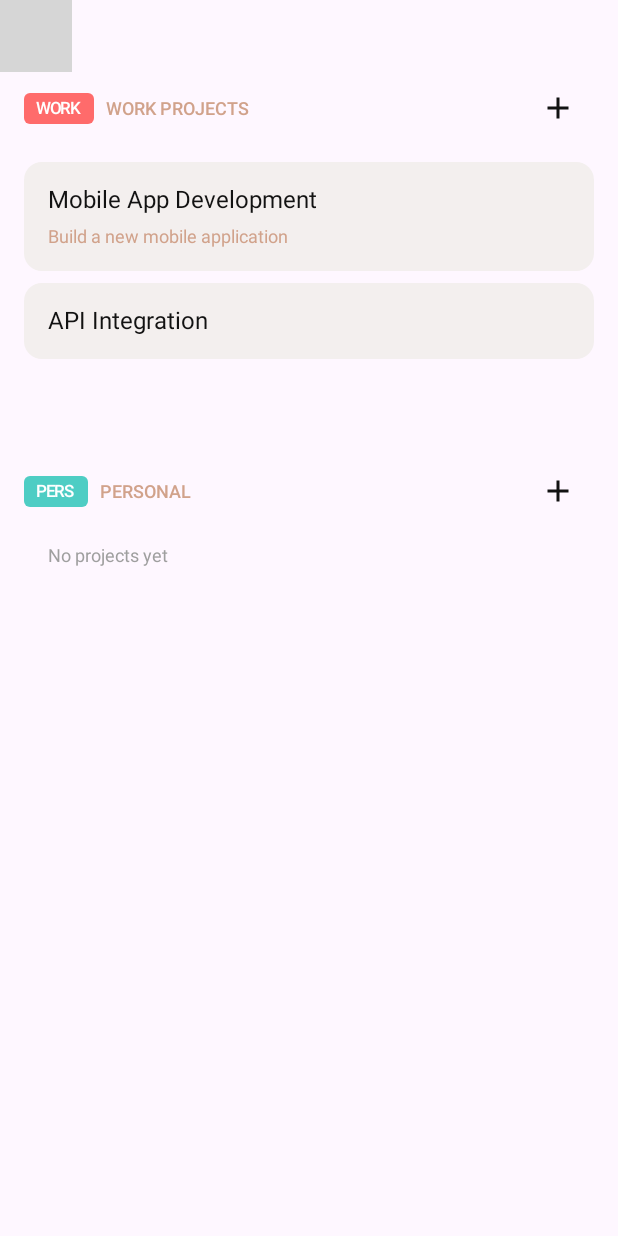
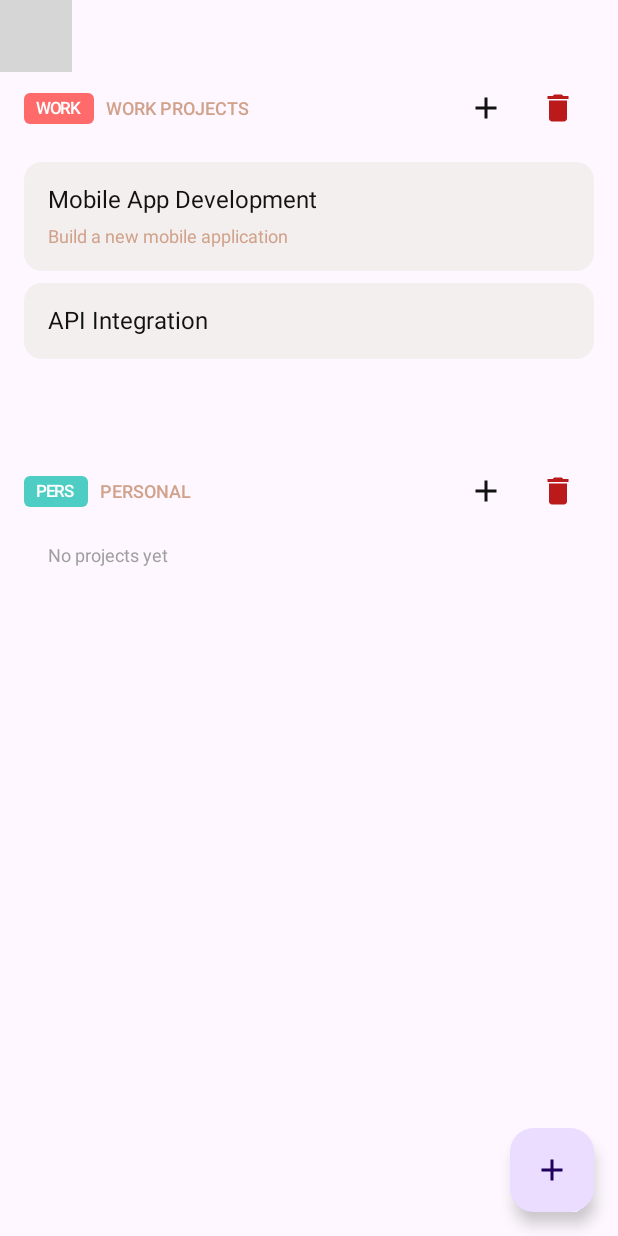
Before and after one commit to l2hyunwoo/Kudos, an Android app built with Jetpack Compose: the @Preview function CategoryListScreenPreview, on a phone screen of 412 x 824 dp. Run offline under Robolectric (Android 15) with nearby library versions, the phone set to English and light mode, and no system bars; our stand-ins replace Compose Multiplatform resources; pictures from the network do not load; 1 statement that could not run was skipped; grey boxes are pictures that could not be loaded.

Commit message:
:lipstick: Add CategoryList UI

```diff
--- a/composeApp/src/commonMain/kotlin/io/github/l2hyunwoo/kudos/AppGraph.kt
+++ b/composeApp/src/commonMain/kotlin/io/github/l2hyunwoo/kudos/AppGraph.kt
@@ -1,5 +1,6 @@
 package io.github.l2hyunwoo.kudos
 
+import io.github.l2hyunwoo.category.CategoryContext
 import io.github.l2hyunwoo.tasks.TasksContext
 
-interface AppGraph : TasksContext.Factory
+interface AppGraph : TasksContext.Factory, CategoryContext.Factory
--- a/feature/category/src/commonMain/kotlin/io/github/l2hyunwoo/category/CategoryListScreen.kt
+++ b/feature/category/src/commonMain/kotlin/io/github/l2hyunwoo/category/CategoryListScreen.kt
@@ -1,64 +1,143 @@
 package io.github.l2hyunwoo.category
 
 import androidx.compose.foundation.layout.Arrangement
+import androidx.compose.foundation.layout.Box
 import androidx.compose.foundation.layout.Spacer
+import androidx.compose.foundation.layout.fillMaxSize
 import androidx.compose.foundation.layout.height
 import androidx.compose.foundation.layout.padding
 import androidx.compose.foundation.lazy.LazyColumn
+import androidx.compose.material.icons.Icons
+import androidx.compose.material.icons.filled.Add
+import androidx.compose.material3.CircularProgressIndicator
 import androidx.compose.material3.ExperimentalMaterial3Api
+import androidx.compose.material3.FloatingActionButton
+import androidx.compose.material3.Icon
 import androidx.compose.material3.Scaffold
-import androidx.compose.material3.Text
+import androidx.compose.material3.SnackbarHost
+import androidx.compose.material3.SnackbarHostState
 import androidx.compose.material3.TopAppBarDefaults
 import androidx.compose.runtime.Composable
+import androidx.compose.runtime.LaunchedEffect
+import androidx.compose.runtime.getValue
+import androidx.compose.runtime.mutableStateOf
+import androidx.compose.runtime.remember
+import androidx.compose.runtime.setValue
+import androidx.compose.ui.Alignment
 import androidx.compose.ui.Modifier
 import androidx.compose.ui.unit.dp
 import io.github.l2hyunwoo.category.component.CategorySection
+import io.github.l2hyunwoo.category.component.CreateCategoryDialog
+import io.github.l2hyunwoo.category.component.CreateProjectDialog
 import io.github.l2hyunwoo.core.design.KudosTheme
 import io.github.l2hyunwoo.data.categories.model.Category
 import io.github.l2hyunwoo.data.categories.model.Project
+import io.github.l2hyunwoo.kudos.core.common.compose.EventFlow
 import io.github.l2hyunwoo.kudos.core.soil.appbar.AnimatedTextTopAppBar
-import kotlinx.collections.immutable.ImmutableList
 import kotlinx.collections.immutable.persistentListOf
+import kotlinx.coroutines.flow.MutableSharedFlow
+import kudos.feature.category.generated.resources.Res
+import kudos.feature.category.generated.resources.add_category
+import kudos.feature.category.generated.resources.categories
+import org.jetbrains.compose.resources.stringResource
 import org.jetbrains.compose.ui.tooling.preview.Preview
 
 @OptIn(ExperimentalMaterial3Api::class)
 @Composable
 fun CategoryListScreen(
-    categories: ImmutableList<Category>,
-    onAddProjectClick: (String) -> Unit = {},
-    onDeleteCategoryClick: (String) -> Unit = {}
+    uiState: CategoryListUiState,
+    eventFlow: EventFlow<CategoryListEvent>,
+    modifier: Modifier = Modifier
 ) {
     val scrollBehavior = TopAppBarDefaults.pinnedScrollBehavior()
+    val snackbarHostState = remember { SnackbarHostState() }
+
+    var showCreateCategoryDialog by remember { mutableStateOf(false) }
+    var showCreateProjectDialog by remember { mutableStateOf<String?>(null) }
+
+    LaunchedEffect(uiState.error) {
+        uiState.error?.let { error ->
+            snackbarHostState.showSnackbar(
+                message = error.message ?: "Unknown error occurred"
+            )
+        }
+    }
+
     Scaffold(
         topBar = {
             AnimatedTextTopAppBar(
-                title = "Categories",
+                title = stringResource(Res.string.categories),
                 scrollBehavior = scrollBehavior
             )
         },
+        floatingActionButton = {
+            FloatingActionButton(
+                onClick = { showCreateCategoryDialog = true }
+            ) {
+                Icon(
+                    imageVector = Icons.Default.Add,
+                    contentDescription = stringResource(Res.string.add_category)
+                )
+            }
+        },
+        snackbarHost = { SnackbarHost(snackbarHostState) },
+        modifier = modifier
+    ) { paddingValues ->
+        Box(
+            modifier = Modifier
+                .fillMaxSize()
+                .padding(paddingValues)
         ) {
             LazyColumn(
                 modifier = Modifier
-                .padding(it)
+                    .fillMaxSize()
                     .padding(horizontal = 16.dp),
                 verticalArrangement = Arrangement.spacedBy(16.dp)
             ) {
-            categories.forEachIndexed { categoryIndex, category ->
+                uiState.categories.forEachIndexed { categoryIndex, category ->
                     stickyHeader(key = "header_${category.id}") {
                         CategorySection(
                             category = category,
-                        onAddProjectClick = onAddProjectClick
+                            onAddProjectClick = { showCreateProjectDialog = category.id },
+                            onDeleteCategoryClick = {
+                                eventFlow.tryEmit(CategoryListEvent.DeleteCategory(category.id))
+                            }
                         )
                     }
 
-                // 마지막 카테고리가 아니면 spacer 추가
-                if (categoryIndex < categories.lastIndex) {
+                    if (categoryIndex < uiState.categories.lastIndex) {
                         item(key = "spacer_${category.id}") {
                             Spacer(modifier = Modifier.height(32.dp))
                         }
                     }
                 }
             }
+
+            if (uiState.isLoading) {
+                CircularProgressIndicator(
+                    modifier = Modifier.align(Alignment.Center)
+                )
+            }
+        }
+    }
+
+    if (showCreateCategoryDialog) {
+        CreateCategoryDialog(
+            onDismiss = { showCreateCategoryDialog = false },
+            onCreate = { request ->
+                eventFlow.tryEmit(CategoryListEvent.CreateCategory(request))
+            }
+        )
+    }
+
+    showCreateProjectDialog?.let { categoryId ->
+        CreateProjectDialog(
+            categoryId = categoryId,
+            onDismiss = { showCreateProjectDialog = null },
+            onCreate = { catId, request ->
+                eventFlow.tryEmit(CategoryListEvent.CreateProject(catId, request))
+            }
+        )
     }
 }
 
@@ -67,6 +146,7 @@ fun CategoryListScreen(
 private fun CategoryListScreenPreview() {
     KudosTheme {
         CategoryListScreen(
+            uiState = CategoryListUiState(
                 categories = persistentListOf(
                     Category(
                         id = "1",
@@ -101,7 +181,11 @@ private fun CategoryListScreenPreview() {
                         updatedAt = "2024-01-01T00:00:00Z",
                         projects = emptyList()
                     )
-            )
+                ),
+                isLoading = false,
+                error = null
+            ),
+            eventFlow = MutableSharedFlow<CategoryListEvent>()
         )
     }
 }
--- a/feature/category/src/commonMain/kotlin/io/github/l2hyunwoo/category/component/CategorySection.kt
+++ b/feature/category/src/commonMain/kotlin/io/github/l2hyunwoo/category/component/CategorySection.kt
@@ -11,10 +11,17 @@ import androidx.compose.foundation.layout.padding
 import androidx.compose.foundation.shape.RoundedCornerShape
 import androidx.compose.material.icons.Icons
 import androidx.compose.material.icons.filled.Add
+import androidx.compose.material.icons.filled.Delete
+import androidx.compose.material3.AlertDialog
 import androidx.compose.material3.Icon
 import androidx.compose.material3.IconButton
 import androidx.compose.material3.Text
+import androidx.compose.material3.TextButton
 import androidx.compose.runtime.Composable
+import androidx.compose.runtime.getValue
+import androidx.compose.runtime.mutableStateOf
+import androidx.compose.runtime.remember
+import androidx.compose.runtime.setValue
 import androidx.compose.ui.Alignment
 import androidx.compose.ui.Modifier
 import androidx.compose.ui.draw.clip
@@ -22,13 +29,24 @@ import androidx.compose.ui.graphics.Color
 import androidx.compose.ui.unit.dp
 import io.github.l2hyunwoo.core.design.KudosTheme
 import io.github.l2hyunwoo.data.categories.model.Category
+import kudos.feature.category.generated.resources.Res
+import kudos.feature.category.generated.resources.add_project
+import kudos.feature.category.generated.resources.cancel
+import kudos.feature.category.generated.resources.delete
+import kudos.feature.category.generated.resources.delete_category
+import kudos.feature.category.generated.resources.delete_category_confirmation
+import kudos.feature.category.generated.resources.no_projects_yet
+import org.jetbrains.compose.resources.stringResource
 
 @Composable
 fun CategorySection(
     category: Category,
-    onAddProjectClick: (String) -> Unit,
+    onAddProjectClick: () -> Unit,
+    onDeleteCategoryClick: () -> Unit,
     modifier: Modifier = Modifier
 ) {
+    var showDeleteConfirmation by remember { mutableStateOf(false) }
+
     Column(modifier = modifier.fillMaxWidth()) {
         // Category Header
         Row(
@@ -61,12 +79,22 @@ fun CategorySection(
                 )
             }
 
-            IconButton(onClick = { onAddProjectClick(category.id) }) {
-                Icon(
-                    imageVector = Icons.Default.Add,
-                    contentDescription = "Add Project",
-                    tint = KudosTheme.colorScheme.primary
-                )
+            Row {
+                IconButton(onClick = onAddProjectClick) {
+                    Icon(
+                        imageVector = Icons.Default.Add,
+                        contentDescription = stringResource(Res.string.add_project),
+                        tint = KudosTheme.colorScheme.primary
+                    )
+                }
+
+                IconButton(onClick = { showDeleteConfirmation = true }) {
+                    Icon(
+                        imageVector = Icons.Default.Delete,
+                        contentDescription = stringResource(Res.string.delete_category),
+                        tint = KudosTheme.colorScheme.error
+                    )
+                }
             }
         }
 
@@ -75,7 +103,7 @@ fun CategorySection(
         // Projects List
         if (category.projects.isEmpty()) {
             Text(
-                text = "No projects yet",
+                text = stringResource(Res.string.no_projects_yet),
                 style = KudosTheme.typography.bodySmallR,
                 color = KudosTheme.colorScheme.tertiary,
                 modifier = Modifier.padding(start = 16.dp)
@@ -88,4 +116,27 @@ fun CategorySection(
             }
         }
     }
+
+    if (showDeleteConfirmation) {
+        AlertDialog(
+            onDismissRequest = { showDeleteConfirmation = false },
+            title = { Text(stringResource(Res.string.delete_category)) },
+            text = { Text(stringResource(Res.string.delete_category_confirmation)) },
+            confirmButton = {
+                TextButton(
+                    onClick = {
+                        onDeleteCategoryClick()
+                        showDeleteConfirmation = false
+                    }
+                ) {
+                    Text(stringResource(Res.string.delete))
+                }
+            },
+            dismissButton = {
+                TextButton(onClick = { showDeleteConfirmation = false }) {
+                    Text(stringResource(Res.string.cancel))
+                }
+            }
+        )
+    }
 }
```
Also changed, not shown: feature/category/src/commonMain/kotlin/io/github/l2hyunwoo/category/component/ColorPicker.kt (added, +88 -0 lines), feature/category/src/commonMain/kotlin/io/github/l2hyunwoo/category/component/CreateCategoryDialog.kt (added, +98 -0 lines), feature/category/src/commonMain/kotlin/io/github/l2hyunwoo/category/component/CreateProjectDialog.kt (added, +91 -0 lines). Lines whose indentation alone changed are shown as unchanged.
